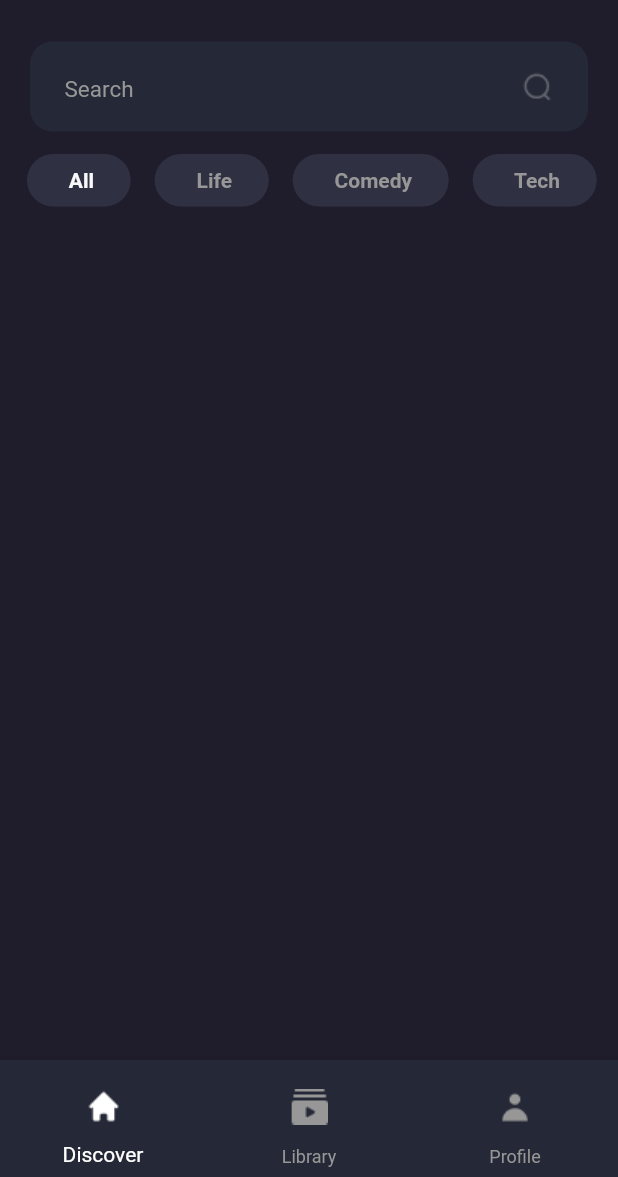
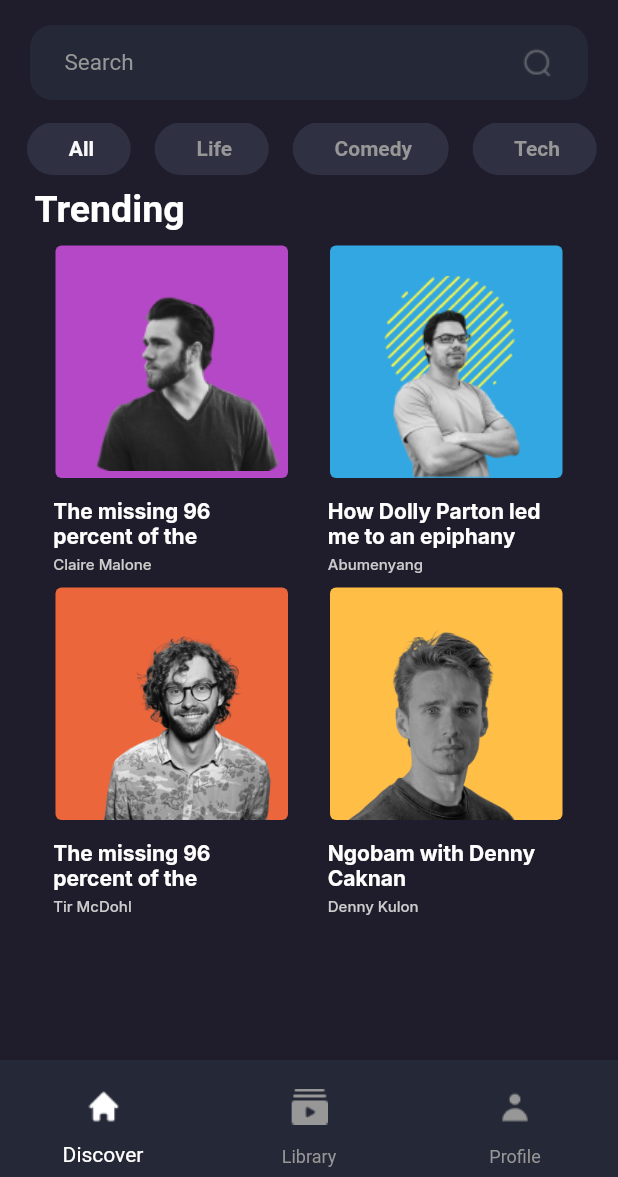
Before and after one commit to merveaa/Podkes, a Flutter app: the screen it shows after launch, on a phone screen of 412 x 824 dp, the part 59-1236 px from its top. Run offline on Flutter 3.47's test engine with Material 2 defaults, Android fonts, the phone set to English and light mode, and no system bars; our stand-ins replace google_fonts.

Commit message:
home screen edited

```diff
--- a/lib/language/lang.dart
+++ b/lib/language/lang.dart
@@ -4,7 +4,7 @@
   static const playScreenTitle = 'Now Playing';
   static const search = 'Search';
   static const category1 = 'All';
-  static const category2 = 'life';
+  static const category2 = 'Life';
   static const category3 = 'Comedy';
   static const category4 = 'Tech';
   static const def =
--- a/lib/screens/home_screen.dart
+++ b/lib/screens/home_screen.dart
@@ -1,11 +1,12 @@
 import 'package:flutter/material.dart';
 import 'package:podkes/language/lang.dart';
 import 'package:podkes/widgets/icon_widgets.dart';
+import 'package:podkes/widgets/image_widgets.dart';
 
 import '../language/colors.dart';
 
 class HomeScreen extends StatefulWidget {
-  const HomeScreen({super.key});
+  const HomeScreen({Key? key});
 
   @override
   State<HomeScreen> createState() => _HomeScreenState();
@@ -33,7 +34,10 @@ class _HomeScreenState extends State<HomeScreen> {
         title: const Text(
           ProjectKeys.projectTitle,
           style: TextStyle(
-              fontFamily: 'Roboto', fontSize: 20, fontWeight: FontWeight.bold),
+            fontFamily: 'Roboto',
+            fontSize: 20,
+            fontWeight: FontWeight.bold,
+          ),
         ),
         actions: <Widget>[
           IconButton(
@@ -48,58 +52,199 @@ class _HomeScreenState extends State<HomeScreen> {
         ],
       ),
       body: Padding(
-        padding: const EdgeInsets.only(top: 11.0),
+        padding: const EdgeInsets.only(top: 0.0),
         child: Column(
           children: [
             searchBox(),
             SlidingCategoryBar(
-              categories: ['All', 'Life', 'Comedy', 'Tech'],
+              categories: const [
+                ProjectKeys.category1,
+                ProjectKeys.category2,
+                ProjectKeys.category3,
+                ProjectKeys.category4
+              ],
               currentIndex: currentIndex,
               onTap: handleCategoryTap,
             ),
-            //if (currentIndex == 0) Text('Content for Category 1'),
+            if (currentIndex == 0) ...[
+              SizedBox(height: 8),
+              Padding(
+                padding: const EdgeInsets.symmetric(horizontal: 23),
+                child: Align(
+                  alignment: Alignment.centerLeft,
+                  child: Text(
+                    ProjectKeys.homeScreenTitle,
+                    style: TextStyle(
+                      fontSize: 25,
+                      color: ProjectColors().mainTextColor,
+                      fontWeight: FontWeight.bold,
+                    ),
+                  ),
+                ),
+              ),
+              SizedBox(height: 10),
+              CustomWidget(),
+            ],
           ],
         ),
       ),
-      bottomNavigationBar: NavigationBar(),
+      bottomNavigationBar: NavigationBar(
+        currentIndex: currentIndex,
+        onItemTapped: handleCategoryTap,
+      ),
     );
   }
 }
 
-class NavigationBar extends StatefulWidget {
+class CustomWidget extends StatelessWidget {
   @override
-  _NavigationBarState createState() => _NavigationBarState();
+  Widget build(BuildContext context) {
+    return SingleChildScrollView(
+      scrollDirection: Axis.horizontal,
+      padding: const EdgeInsets.symmetric(horizontal: 16),
+      child: Column(
+        crossAxisAlignment: CrossAxisAlignment.start,
+        children: [
+          Row(
+            mainAxisAlignment: MainAxisAlignment.spaceBetween,
+            children: [
+              buildContainerColumn(
+                ProjectColors().podcast1BGColor,
+                PodcastNames.podcast1,
+                Podcasters.podcaster1,
+                ProjectImages().podcaster1photo,
+              ),
+              SizedBox(width: 25),
+              buildContainerColumn(
+                ProjectColors().podcast2BGColor,
+                PodcastNames.podcast2,
+                Podcasters.podcaster2,
+                ProjectImages().podcaster2photo,
+              ),
+            ],
+          ),
+          SizedBox(height: 5),
+          Row(
+            mainAxisAlignment: MainAxisAlignment.spaceBetween,
+            children: [
+              buildContainerColumn(
+                ProjectColors().podcast3BGColor,
+                PodcastNames.podcast3,
+                Podcasters.podcaster3,
+                ProjectImages().podcaster3photo,
+              ),
+              SizedBox(width: 25),
+              buildContainerColumn(
+                ProjectColors().podcast4BGColor,
+                PodcastNames.podcast4,
+                Podcasters.podcaster4,
+                ProjectImages().podcaster4photo,
+              ),
+            ],
+          ),
+        ],
+      ),
+    );
+  }
+
+  Widget buildContainerColumn(
+      Color color, String title, String author, String logo) {
+    return Column(
+      children: [
+        buildContainer(color, logo),
+        SizedBox(
+          height: 13,
+        ),
+        buildInfoContainer(title, author),
+      ],
+    );
+  }
+
+  Widget buildContainer(Color color, String logo) {
+    return Column(
+      children: [
+        Container(
+          width: 155, //kutu boyut
+          height: 155,
+          decoration: BoxDecoration(
+            borderRadius: BorderRadius.circular(4),
+            color: color,
+          ),
+          child: Stack(
+            children: [
+              Positioned.fill(
+                child: Align(
+                  alignment: Alignment.bottomCenter,
+                  child: Container(
+                    width: 170,
+                    height: 135,
+                    child: Image.asset(
+                      logo,
+                      fit: BoxFit.contain,
+                    ),
+                  ),
+                ),
+              ),
+            ],
+          ),
+        ),
+      ],
+    );
+  }
+
+  Widget buildInfoContainer(String title, String podcaster) {
+    return Column(
+      crossAxisAlignment: CrossAxisAlignment.start,
+      children: [
+        SizedBox(
+          width: 158,
+          height: 34,
+          child: Text(
+            title,
+            style: TextStyle(
+              color: Colors.white,
+              fontSize: 14,
+              fontFamily: "Inter",
+              fontWeight: FontWeight.w700,
+            ),
+          ),
+        ),
+        SizedBox(height: 4),
+        SizedBox(
+          width: 74,
+          height: 17,
+          child: Text(
+            podcaster,
+            style: TextStyle(
+              color: Color(0xffcccccc),
+              fontSize: 10,
+              fontFamily: "Inter",
+              fontWeight: FontWeight.w500,
+            ),
+          ),
+        ),
+      ],
+    );
+  }
 }
 
-class _NavigationBarState extends State<NavigationBar> {
-  int _selectedIndex = 0;
+class NavigationBar extends StatelessWidget {
+  final int currentIndex;
+  final Function(int) onItemTapped;
 
-  void _onItemTapped(int index) {
-    setState(() {
-      _selectedIndex = index;
-    });
-  }
-
-  Color _getIconColor(int index) {
-    return _selectedIndex == index
-        ? ProjectColors().selectedIconColor
-        : ProjectColors().unselectedIconColor;
-  }
-
-  Color _getLabelColor(int index) {
-    return _selectedIndex == index
-        ? ProjectColors().selectedIconColor
-        : ProjectColors().unselectedIconColor;
-  }
+  const NavigationBar({
+    required this.currentIndex,
+    required this.onItemTapped,
+  });
 
   @override
   Widget build(BuildContext context) {
     return BottomNavigationBar(
-      currentIndex: _selectedIndex,
+      currentIndex: currentIndex,
       selectedItemColor: ProjectColors().selectedIconColor,
       unselectedItemColor: ProjectColors().unselectedIconColor,
       backgroundColor: ProjectColors().bottomnavbarBGColor,
-      onTap: _onItemTapped,
+      onTap: onItemTapped,
       type: BottomNavigationBarType.fixed,
       items: <BottomNavigationBarItem>[
         BottomNavigationBarItem(
@@ -109,9 +254,7 @@ class _NavigationBarState extends State<NavigationBar> {
               color: _getIconColor(0),
             ),
             onPressed: () {
-              setState(() {
-                _selectedIndex = 0;
-              });
+              onItemTapped(0);
             },
           ),
           label: IconLables.discover,
@@ -123,9 +266,7 @@ class _NavigationBarState extends State<NavigationBar> {
               color: _getIconColor(1),
             ),
             onPressed: () {
-              setState(() {
-                _selectedIndex = 1;
-              });
+              onItemTapped(1);
             },
           ),
           label: IconLables.lib,
@@ -137,9 +278,7 @@ class _NavigationBarState extends State<NavigationBar> {
               color: _getIconColor(2),
             ),
             onPressed: () {
-              setState(() {
-                _selectedIndex = 2;
-              });
+              onItemTapped(2);
             },
           ),
           label: IconLables.profile,
@@ -153,6 +292,12 @@ class _NavigationBarState extends State<NavigationBar> {
       ),
     );
   }
+
+  Color _getIconColor(int index) {
+    return currentIndex == index
+        ? ProjectColors().selectedIconColor
+        : ProjectColors().unselectedIconColor;
+  }
 }
 
 class SlidingCategoryBar extends StatelessWidget {
@@ -160,7 +305,7 @@ class SlidingCategoryBar extends StatelessWidget {
   final int currentIndex;
   final Function(int) onTap;
 
-  SlidingCategoryBar({
+  const SlidingCategoryBar({
     required this.categories,
     required this.currentIndex,
     required this.onTap,
@@ -211,7 +356,7 @@ Widget searchBox() {
     padding: const EdgeInsets.symmetric(horizontal: 20),
     child: Container(
       width: 700,
-      height: 60,
+      height: 50,
       decoration: BoxDecoration(
         color: ProjectColors().searchBGColor,
         borderRadius: BorderRadius.circular(15),
```
Also changed, not shown: assets/png/blue.png, assets/png/purple.png.
